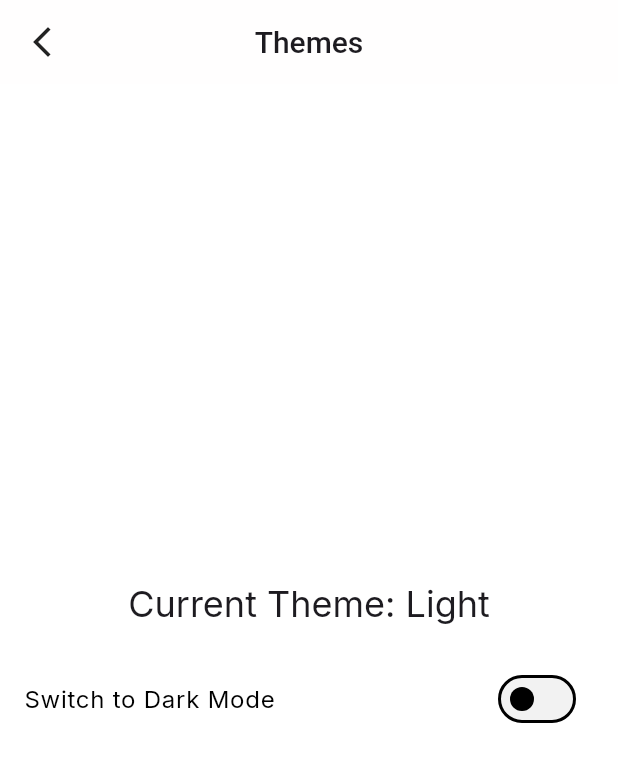
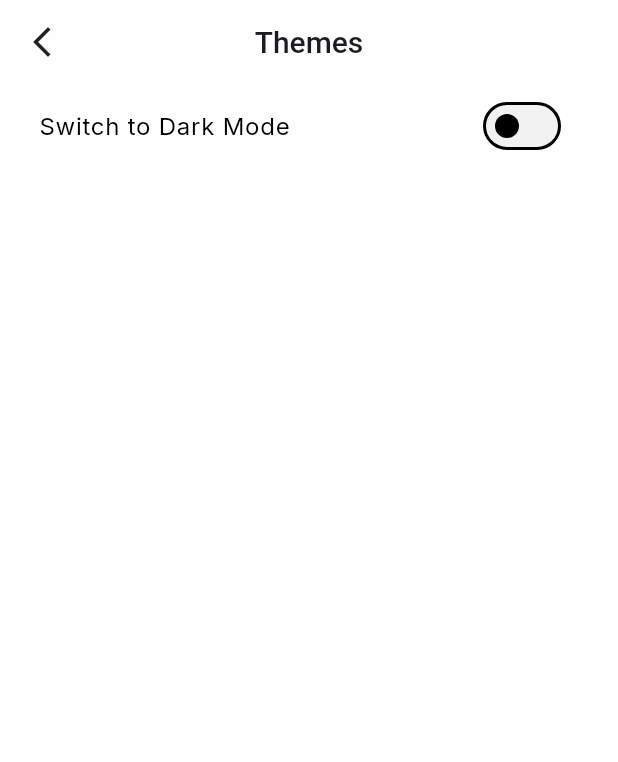
Before and after one commit to Duwong31/DoAnLapTrinhThietBiDiDong, a Flutter app: the ThemesView screen opened directly, on a phone screen of 412 x 824 dp. Shown: the top 762 px of the screen. Run offline on Flutter 3.47's test engine with Material 3 defaults, Android fonts, the phone set to English and light mode, and no system bars; our stand-ins replace audio_video_progress_bar, barcode_widget, cached_network_image, dartz, dio, easy_localization and 24 more; missing offline and left inert: encrypt, flutter_badged; accounts and stored records are empty; network calls fail; statements that could not run were skipped; project files that could hold a hidden picture were left out.

Commit message:
update themeview, translate search

```diff
--- a/lib/app/modules/search/views/search_view.dart
+++ b/lib/app/modules/search/views/search_view.dart
@@ -3,8 +3,8 @@ import 'package:get/get.dart';
 import '../../ songs/bindings/audio_service.dart';
 import '../../ songs/view/MiniPlayer.dart';
 import '../../../../models/song.dart';
+import '../../../core/styles/style.dart';
 import '../../../routes/app_pages.dart';
-import '../../home/controllers/home_controller.dart';
 import '../controllers/search_page_controller.dart';
 
 class SearchView extends StatefulWidget {
@@ -74,7 +74,7 @@ class _SearchViewState extends State<SearchView> {
                               onTap: controller.startSearch,
                               onChanged: controller.onSearchChanged,
                               decoration: InputDecoration(
-                                hintText: "Search for songs, artists...",
+                                hintText: "search_hint".tr,
                                 hintStyle: TextStyle(color: Theme.of(context).hintColor),
                                 border: InputBorder.none,
                               ),
@@ -84,7 +84,7 @@ class _SearchViewState extends State<SearchView> {
                       ),
                     ),
                   ),
-                  const SizedBox(height: 20),
+                  Dimes.height20,
                   Obx(() => Expanded(
                     child: controller.isSearching.value
                         ? _buildSearchResultView()
@@ -136,20 +136,20 @@ class _SearchViewState extends State<SearchView> {
           mainAxisAlignment: MainAxisAlignment.spaceBetween,
           children: [
             Text(
-              "Recent searches",
+              "recent_searches".tr,
               style: Theme.of(context).textTheme.titleMedium?.copyWith(fontWeight: FontWeight.bold),
             ),
             if (controller.recentSearches.isNotEmpty)
               TextButton(
                 onPressed: controller.clearRecentSearches,
-                child: const Text("Clear all", style: TextStyle(color: Colors.red)),
+                child: Text("clear_all".tr, style: const TextStyle(color: Colors.red)),
               ),
           ],
         )),
-        const SizedBox(height: 10),
+        Dimes.height10,
         Obx(() {
           if (controller.recentSearches.isEmpty) {
-            return const Text("No recent searches");
+            return Text("no_recent_searches".tr);
           }
           return Expanded(
             child: ListView.builder(
@@ -181,7 +181,7 @@ class _SearchViewState extends State<SearchView> {
     return Obx(() {
       final results = controller.suggestions;
       if (results.isEmpty) {
-        return const Center(child: Text("🔍 Nhập từ khóa để hiển thị gợi ý"));
+        return Center(child: Text("enter_keyword_to_show_suggestions".tr));
       }
       return ListView.separated(
         itemCount: results.length,
--- a/lib/app/modules/setting/views/setting_view.dart
+++ b/lib/app/modules/setting/views/setting_view.dart
@@ -100,17 +100,18 @@ class ThemesView extends StatelessWidget {
           ),
         ),
       ),
-      body: Center(
+      body: Padding(
+        padding: const EdgeInsets.symmetric(horizontal: 10),
         child: Obx(() {
           final isDarkMode = themeController.themeMode.value == ThemeMode.dark;
           return Column(
-            mainAxisAlignment: MainAxisAlignment.center,
+            mainAxisAlignment: MainAxisAlignment.start,
             children: [
-              Text(
-                'Current Theme: ${isDarkMode ? 'Dark' : 'Light'}',
-                style: Theme.of(context).textTheme.headlineSmall,
-              ),
-              const SizedBox(height: 20),
+              // Text(
+              //   'Current Theme: ${isDarkMode ? 'Dark' : 'Light'}',
+              //   style: Theme.of(context).textTheme.headlineSmall,
+              // ),
+              // const SizedBox(height: 20),
               SwitchListTile(
                 title: Text(isDarkMode ? 'Switch to Light Mode' : 'Switch to Dark Mode'),
                 value: isDarkMode,
--- a/lib/app/routes/app_pages.dart
+++ b/lib/app/routes/app_pages.dart
@@ -27,6 +27,8 @@ import '../modules/home/bindings/home_binding.dart';
 import '../modules/home/views/home_view.dart';
 import '../modules/library/bindings/library_binding.dart';
 import '../modules/library/views/library_view.dart';
+import '../modules/like/bindings/like_view.dart';
+import '../modules/like/views/like_view.dart';
 import '../modules/login/bindings/login_binding.dart';
 import '../modules/login/views/login_view.dart';
 import '../modules/notifications/views/notifications_view.dart';
@@ -82,7 +84,7 @@ class AppPages {
     GetPage(
       name: _Paths.splash,
       page: () => const SplashView(),
-      // binding: SplashBinding(),
+      binding: SplashBinding(),
     ),
     GetPage(
       name: _Paths.welcome,
@@ -184,12 +186,12 @@ class AppPages {
         page: () => const ArtistView(),
         binding: ArtistBinding()),
     GetPage(
-        name: _Paths.createNewPlaylist,
-        page: () => const CreateNewPlaylist(),
-        binding: CreateNewPlaylistBinding()),
-    GetPage(
         name: _Paths.genre,
         page: () => const GenreView(),
         binding: GenreBinding()),
+    GetPage(
+        name: _Paths.liked,
+        page: () => const LikeView(),
+        binding: LikeBinding()),
   ];
 }
--- a/lib/app/routes/app_routes.dart
+++ b/lib/app/routes/app_routes.dart
@@ -35,6 +35,7 @@ abstract class Routes {
   static const artist = _Paths.artist;
   static const createNewPlaylist = _Paths.createNewPlaylist;
   static const genre = _Paths.genre;
+  static const liked = _Paths.liked;
 }
 
 abstract class _Paths {
@@ -69,4 +70,5 @@ abstract class _Paths {
   static const createNewPlaylist = '/create-new-playlist';
   static const artist = '/artist';
   static const genre = '/genre';
+  static const liked = '/liked';
 }
--- a/lib/app/widgets/messages.dart
+++ b/lib/app/widgets/messages.dart
@@ -4,34 +4,34 @@ class Messages extends Translations {
   @override
   Map<String, Map<String, String>> get keys => {
     'en_US': {
+      // home
       'we_think_you_like': "We think you'll like",
       'music_genre': "Music genre",
       'artists': "Artists",
       'you_might_want_to_hear': "You might want to hear",
       'chill': "Chill",
       'more': "More",
-      'hiphop': "HipHop",
-      'music_track_1': "Music Track 1",
-      'music_track_2': "Music Track 2",
-      'music_track_3': "Music Track 3",
-      'artist_track_1': "Artist Track 1",
-      'artist_track_2': "Artist Track 2",
-      'artist_track_3': "Artist Track 3",
+      // search
+      'search_hint': "Search for songs, artists...",
+      'recent_searches': "Recent searches",
+      'clear_all': "Clear all",
+      'no_recent_searches': "No recent searches",
+      'enter_keyword_to_show_suggestions': "Enter keyword to show suggestions",
     },
     'vi_VN': {
+      // home
       'we_think_you_like': "Chúng tôi nghĩ bạn sẽ thích",
       'music_genre': "Thể loại nhạc",
       'artists': "Nghệ sĩ",
       'you_might_want_to_hear': "Bạn có thể muốn nghe",
       'chill': "Thư giãn",
-      'more': "Xem thêm",
-      'hiphop': "HipHop",
-      'music_track_1': "Bài hát 1",
-      'music_track_2': "Bài hát 2",
-      'music_track_3': "Bài hát 3",
-      'artist_track_1': "Nghệ sĩ 1",
-      'artist_track_2': "Nghệ sĩ 2",
-      'artist_track_3': "Nghệ sĩ 3",
+      'more': "Thêm",
+      // search
+      'search_hint': "Tìm kiếm bài hát, nghệ sĩ...",
+      'recent_searches': "Tìm kiếm gần đây",
+      'clear_all': "Xóa tất cả",
+      'no_recent_searches': "Không có tìm kiếm gần đây",
+      'enter_keyword_to_show_suggestions': "Nhập từ khóa để hiển thị gọi ý",
     },
   };
 }
```
